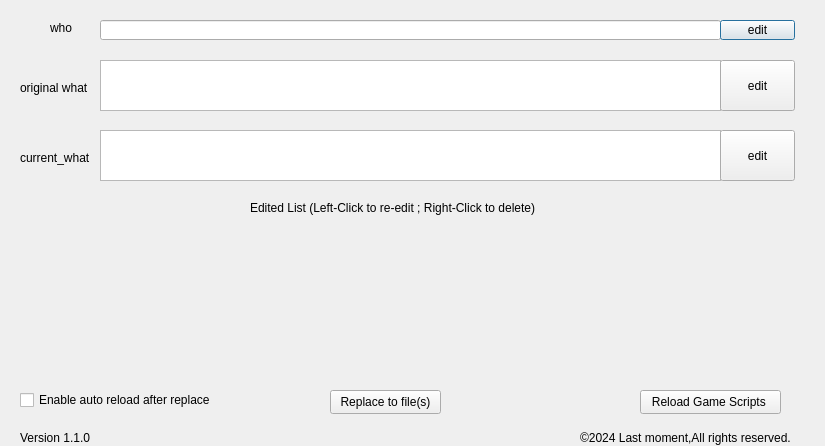
Old version of the form src/runtime.ui in the repository anonymousException/renpy-runtime-editor.
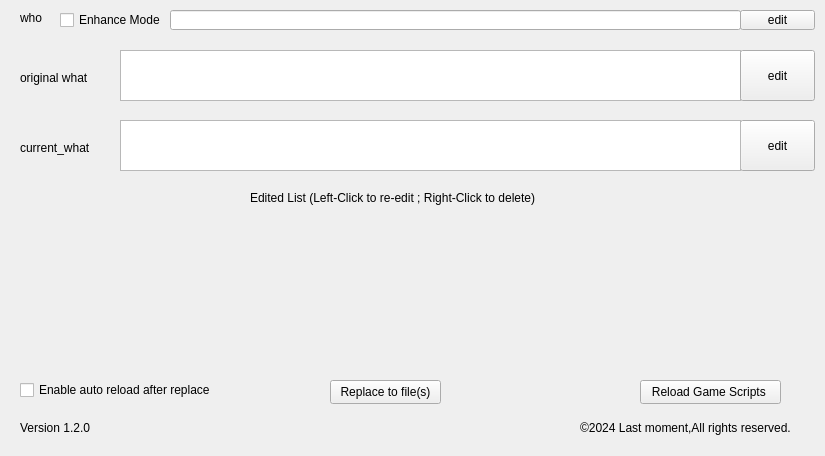
New version of the form.

Commit message:
<feature> support enhance mode for who replace
update version to 1.2.0

```diff
--- a/src/runtime.ui
+++ b/src/runtime.ui
@@ -1,62 +1,49 @@
 <?xml version="1.0" encoding="UTF-8"?>
 <ui version="4.0">
- <class>runtimeDialog</class>
- <widget class="QDialog" name="runtimeDialog">
+ <class>runtimeForm</class>
+ <widget class="QWidget" name="runtimeForm">
   <property name="geometry">
    <rect>
     <x>0</x>
     <y>0</y>
     <width>825</width>
-    <height>446</height>
+    <height>456</height>
    </rect>
   </property>
   <property name="windowTitle">
    <string>Renpy Runtime Editor</string>
   </property>
-  <widget class="QTextEdit" name="oriWhatTextEdit">
+  <widget class="QPushButton" name="whoEditButton">
    <property name="geometry">
     <rect>
-     <x>100</x>
-     <y>60</y>
-     <width>621</width>
-     <height>51</height>
+     <x>740</x>
+     <y>10</y>
+     <width>75</width>
+     <height>20</height>
     </rect>
    </property>
-   <property name="readOnly">
-    <bool>true</bool>
+   <property name="text">
+    <string>edit</string>
    </property>
   </widget>
-  <widget class="QLabel" name="label">
+  <widget class="QLabel" name="label_4">
    <property name="geometry">
     <rect>
-     <x>20</x>
-     <y>80</y>
-     <width>81</width>
+     <x>250</x>
+     <y>190</y>
+     <width>311</width>
      <height>16</height>
     </rect>
    </property>
    <property name="text">
-    <string>original what</string>
-   </property>
-  </widget>
-  <widget class="QTextEdit" name="currentWhatTextEdit">
-   <property name="geometry">
-    <rect>
-     <x>100</x>
-     <y>130</y>
-     <width>621</width>
-     <height>51</height>
-    </rect>
-   </property>
-   <property name="readOnly">
-    <bool>true</bool>
+    <string>Edited List (Left-Click to re-edit ; Right-Click to delete)</string>
    </property>
   </widget>
   <widget class="QLabel" name="label_2">
    <property name="geometry">
     <rect>
      <x>20</x>
-     <y>150</y>
+     <y>140</y>
      <width>81</width>
      <height>16</height>
     </rect>
@@ -65,24 +52,11 @@
     <string>current_what</string>
    </property>
   </widget>
-  <widget class="QLineEdit" name="wholineEdit">
-   <property name="geometry">
-    <rect>
-     <x>100</x>
-     <y>20</y>
-     <width>621</width>
-     <height>20</height>
-    </rect>
-   </property>
-   <property name="readOnly">
-    <bool>true</bool>
-   </property>
-  </widget>
   <widget class="QLabel" name="label_3">
    <property name="geometry">
     <rect>
-     <x>50</x>
-     <y>20</y>
+     <x>20</x>
+     <y>10</y>
      <width>31</width>
      <height>16</height>
     </rect>
@@ -91,74 +65,11 @@
     <string>who</string>
    </property>
   </widget>
-  <widget class="QPushButton" name="whoEditButton">
-   <property name="geometry">
-    <rect>
-     <x>720</x>
-     <y>20</y>
-     <width>75</width>
-     <height>20</height>
-    </rect>
-   </property>
-   <property name="text">
-    <string>edit</string>
-   </property>
-  </widget>
-  <widget class="QPushButton" name="oriWhatEditButton">
-   <property name="geometry">
-    <rect>
-     <x>720</x>
-     <y>60</y>
-     <width>75</width>
-     <height>51</height>
-    </rect>
-   </property>
-   <property name="text">
-    <string>edit</string>
-   </property>
-  </widget>
-  <widget class="QPushButton" name="currentWhatEditButton">
-   <property name="geometry">
-    <rect>
-     <x>720</x>
-     <y>130</y>
-     <width>75</width>
-     <height>51</height>
-    </rect>
-   </property>
-   <property name="text">
-    <string>edit</string>
-   </property>
-  </widget>
-  <widget class="QWidget" name="verticalLayoutWidget">
-   <property name="geometry">
-    <rect>
-     <x>10</x>
-     <y>220</y>
-     <width>781</width>
-     <height>151</height>
-    </rect>
-   </property>
-   <layout class="QVBoxLayout" name="verticalLayout"/>
-  </widget>
-  <widget class="QPushButton" name="replaceButton">
-   <property name="geometry">
-    <rect>
-     <x>330</x>
-     <y>390</y>
-     <width>111</width>
-     <height>24</height>
-    </rect>
-   </property>
-   <property name="text">
-    <string>Replace to file(s)</string>
-   </property>
-  </widget>
   <widget class="QPushButton" name="reloadButton">
    <property name="geometry">
     <rect>
      <x>640</x>
-     <y>390</y>
+     <y>380</y>
      <width>141</width>
      <height>24</height>
     </rect>
@@ -167,11 +78,24 @@
     <string>Reload Game Scripts </string>
    </property>
   </widget>
+  <widget class="QLabel" name="label">
+   <property name="geometry">
+    <rect>
+     <x>20</x>
+     <y>70</y>
+     <width>81</width>
+     <height>16</height>
+    </rect>
+   </property>
+   <property name="text">
+    <string>original what</string>
+   </property>
+  </widget>
   <widget class="QCheckBox" name="autoReloadCheckBox">
    <property name="geometry">
     <rect>
      <x>20</x>
-     <y>390</y>
+     <y>380</y>
      <width>211</width>
      <height>20</height>
     </rect>
@@ -180,37 +104,126 @@
     <string>Enable auto reload after replace</string>
    </property>
   </widget>
-  <widget class="QLabel" name="label_4">
+  <widget class="QPushButton" name="replaceButton">
    <property name="geometry">
     <rect>
-     <x>250</x>
-     <y>200</y>
-     <width>311</width>
-     <height>16</height>
+     <x>330</x>
+     <y>380</y>
+     <width>111</width>
+     <height>24</height>
     </rect>
    </property>
    <property name="text">
-    <string>Edited List (Left-Click to re-edit ; Right-Click to delete)</string>
+    <string>Replace to file(s)</string>
    </property>
   </widget>
   <widget class="QLabel" name="versionLabel">
    <property name="geometry">
     <rect>
      <x>20</x>
-     <y>430</y>
+     <y>420</y>
      <width>91</width>
      <height>16</height>
     </rect>
    </property>
    <property name="text">
-    <string>Version 1.1.0</string>
+    <string>Version 1.2.0</string>
+   </property>
+  </widget>
+  <widget class="QWidget" name="verticalLayoutWidget">
+   <property name="geometry">
+    <rect>
+     <x>10</x>
+     <y>210</y>
+     <width>801</width>
+     <height>151</height>
+    </rect>
+   </property>
+   <layout class="QVBoxLayout" name="verticalLayout"/>
+  </widget>
+  <widget class="QCheckBox" name="enhanceCheckBox">
+   <property name="geometry">
+    <rect>
+     <x>60</x>
+     <y>10</y>
+     <width>111</width>
+     <height>20</height>
+    </rect>
+   </property>
+   <property name="text">
+    <string>Enhance Mode</string>
+   </property>
+  </widget>
+  <widget class="QTextEdit" name="oriWhatTextEdit">
+   <property name="geometry">
+    <rect>
+     <x>120</x>
+     <y>50</y>
+     <width>621</width>
+     <height>51</height>
+    </rect>
+   </property>
+   <property name="readOnly">
+    <bool>true</bool>
+   </property>
+  </widget>
+  <widget class="QLineEdit" name="wholineEdit">
+   <property name="geometry">
+    <rect>
+     <x>170</x>
+     <y>10</y>
+     <width>571</width>
+     <height>20</height>
+    </rect>
+   </property>
+   <property name="readOnly">
+    <bool>true</bool>
+   </property>
+  </widget>
+  <widget class="QPushButton" name="oriWhatEditButton">
+   <property name="geometry">
+    <rect>
+     <x>740</x>
+     <y>50</y>
+     <width>75</width>
+     <height>51</height>
+    </rect>
+   </property>
+   <property name="text">
+    <string>edit</string>
+   </property>
+  </widget>
+  <widget class="QPushButton" name="currentWhatEditButton">
+   <property name="geometry">
+    <rect>
+     <x>740</x>
+     <y>120</y>
+     <width>75</width>
+     <height>51</height>
+    </rect>
+   </property>
+   <property name="text">
+    <string>edit</string>
+   </property>
+  </widget>
+  <widget class="QTextEdit" name="currentWhatTextEdit">
+   <property name="geometry">
+    <rect>
+     <x>120</x>
+     <y>120</y>
+     <width>621</width>
+     <height>51</height>
+    </rect>
+   </property>
+   <property name="readOnly">
+    <bool>true</bool>
    </property>
   </widget>
   <widget class="QLabel" name="copyrightLabel">
    <property name="geometry">
     <rect>
      <x>580</x>
-     <y>430</y>
+     <y>420</y>
      <width>241</width>
      <height>16</height>
     </rect>
```
The commit also changes 10 other files.
